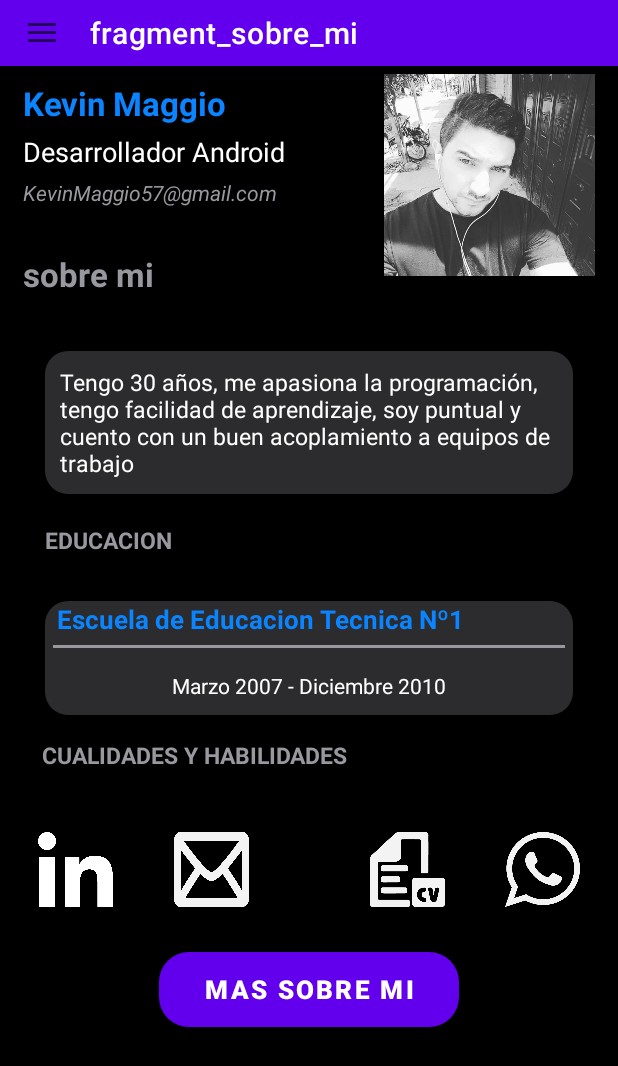
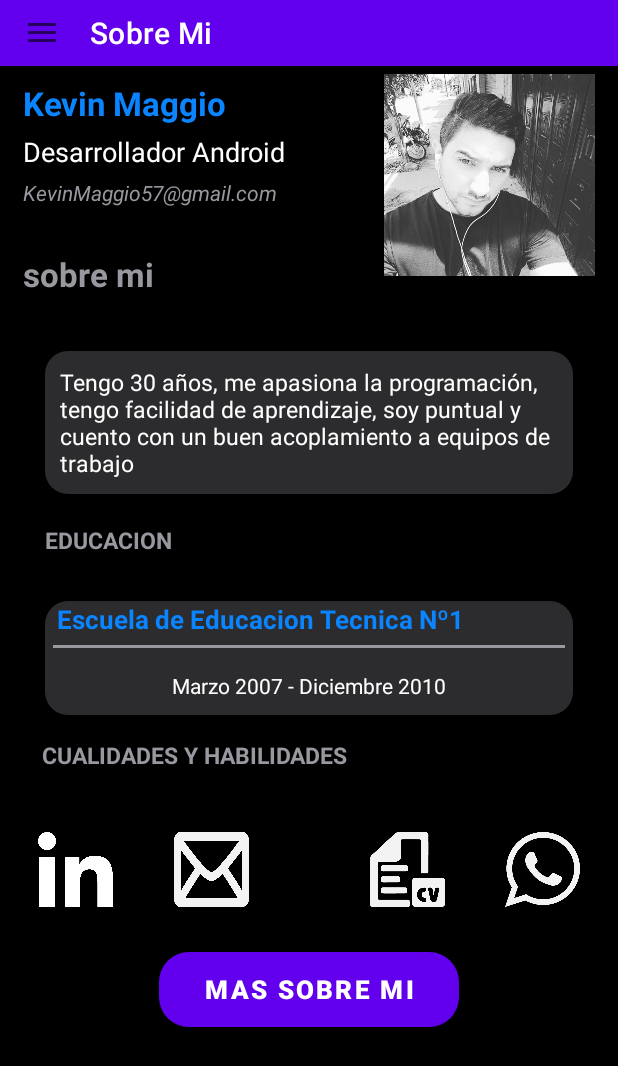
Before and after one commit to KevinMaggio/Curriculum2.0, an Android app: the HomeMenu screen opened directly, with no data from a screen before it, in the side drawer, after a tap on "Sobre Mi", on a phone screen of 412 x 824 dp. Shown: the top 1066 px of the screen. Run offline under Robolectric (Android 15) with nearby library versions, the phone set to English and light mode, and no system bars; our stand-ins replace navigation-ui.

Commit message:
arreglado bug en pantalla y correccion de nombres en Fragments

```diff
--- a/app/src/main/res/navigation/nav_graph.xml
+++ b/app/src/main/res/navigation/nav_graph.xml
@@ -8,12 +8,12 @@
     <fragment
         android:id="@+id/nav_galeria"
         android:name="com.example.curriculum20.UI.Galeria"
-        android:label="fragment_galeria"
+        android:label="Galeria De Proyectos"
         tools:layout="@layout/fragment_galeria" />
     <fragment
         android:id="@+id/nav_sobre_mi"
         android:name="com.example.curriculum20.UI.SobreMi"
-        android:label="fragment_sobre_mi"
+        android:label="Sobre Mi"
         tools:layout="@layout/fragment_sobre_mi" />
     <activity
         android:id="@+id/nav_main"
```
Also changed, not shown: 2 other files.
